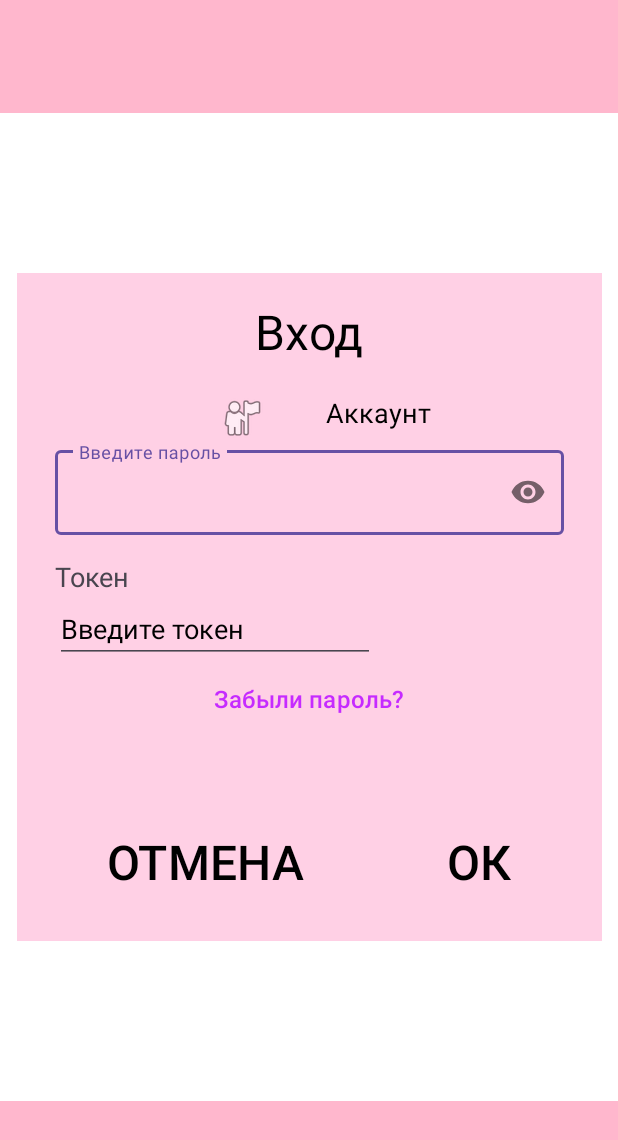
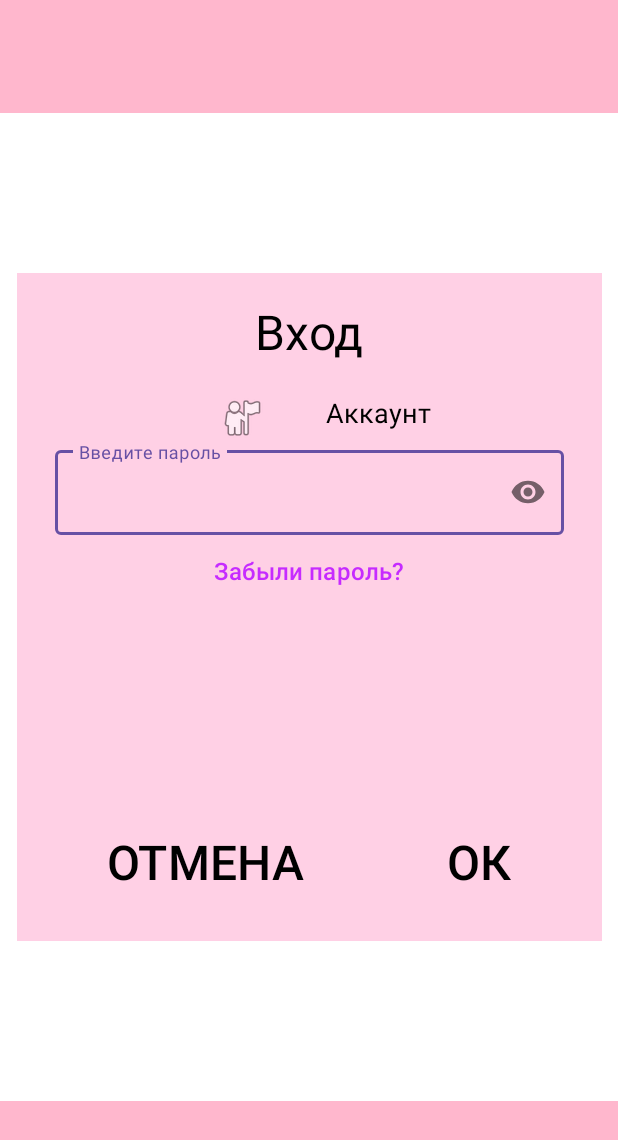
Before and after one commit to elmak2308/Teacher-s-helper, an Android app: the layout fragment_loginparol.xml on its own in the app's theme, with its tools: preview values and no code run, on a phone screen of 412 x 824 dp. Shown: the top 1140 px of the screen. Run offline under Robolectric (Android 15) with nearby library versions, the light colour scheme and no system bars.

Commit message:
вход зашел

```diff
--- /dev/null
+++ b/TeachersHelper2/app/src/main/java/com/hfad/teachershelper/retrofit/LoginRequest.kt
@@ -0,0 +1,5 @@
+package com.hfad.teachershelper.retrofit
+
+
+data class StepOneResponse(val step1_token: String)
+data class AuthResponse(val auth_token: String, val success: String)
--- a/TeachersHelper2/app/src/main/res/layout/fragment_loginparol.xml
+++ b/TeachersHelper2/app/src/main/res/layout/fragment_loginparol.xml
@@ -122,29 +122,29 @@
                 android:inputType="textPassword" />
         </com.google.android.material.textfield.TextInputLayout>
 
-        <TextView
-            android:id="@+id/token_name"
-            android:layout_width="wrap_content"
-            android:layout_height="wrap_content"
-            android:layout_gravity="left"
-            android:layout_marginTop="15dp"
-            android:textSize="18sp"
-            android:layout_marginLeft="25dp"
-            android:text="Токен" />
+<!--        <TextView-->
+<!--            android:id="@+id/token_name"-->
+<!--            android:layout_width="wrap_content"-->
+<!--            android:layout_height="wrap_content"-->
+<!--            android:layout_gravity="left"-->
+<!--            android:layout_marginTop="15dp"-->
+<!--            android:textSize="18sp"-->
+<!--            android:layout_marginLeft="25dp"-->
+<!--            android:text="Токен" />-->
 
-        <EditText
-            android:id="@+id/token_input"
-            android:layout_width="wrap_content"
-            android:layout_height="wrap_content"
-            android:layout_gravity="left"
-            android:layout_marginLeft="25dp"
-            android:ems="10"
-            android:inputType="text"
-            android:textColor="@color/black"
-            android:textColorHighlight="#090909"
-            android:textColorHint="#000000"
-            android:textColorLink="#000000"
-            android:hint="Введите токен"/>
+<!--        <EditText-->
+<!--            android:id="@+id/token_input"-->
+<!--            android:layout_width="wrap_content"-->
+<!--            android:layout_height="wrap_content"-->
+<!--            android:layout_gravity="left"-->
+<!--            android:layout_marginLeft="25dp"-->
+<!--            android:ems="10"-->
+<!--            android:hint="Введите токен"-->
+<!--            android:inputType="text"-->
+<!--            android:textColor="@color/black"-->
+<!--            android:textColorHighlight="#090909"-->
+<!--            android:textColorHint="#000000"-->
+<!--            android:textColorLink="#000000" />-->
 
         <Button
             android:id="@+id/parolzabil"
```
Also changed, not shown: TeachersHelper2/app/src/main/java/com/hfad/teachershelper/LoginFragment.kt (+87 -34 lines), TeachersHelper2/app/src/main/java/com/hfad/teachershelper/LoginparolFragment.kt (+108 -39 lines), TeachersHelper2/app/src/main/java/com/hfad/teachershelper/retrofit/AuthResponse.kt (deleted, +0 -8 lines), TeachersHelper2/app/src/main/java/com/hfad/teachershelper/retrofit/MainAPI.kt (+20 -7 lines).
